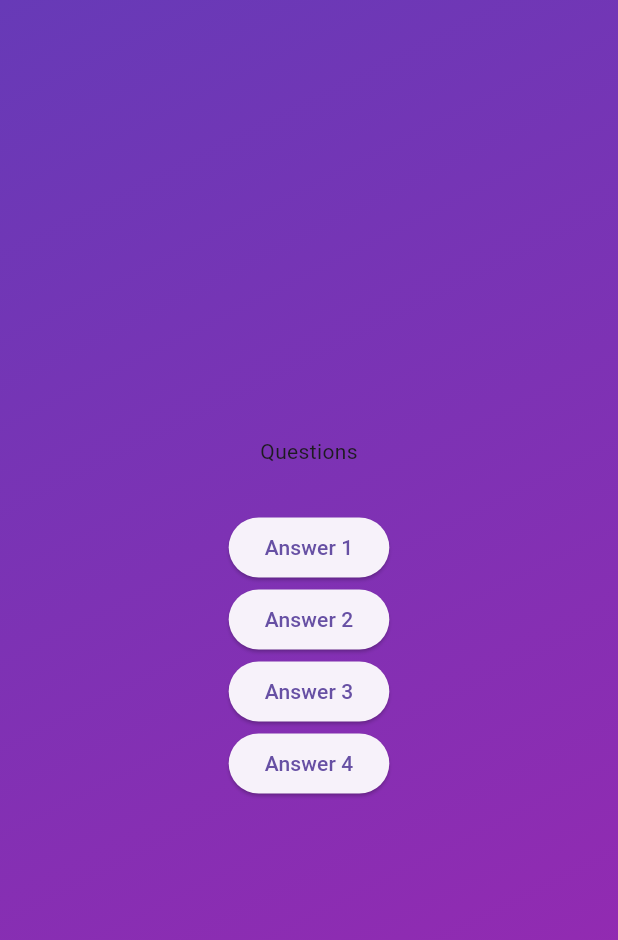
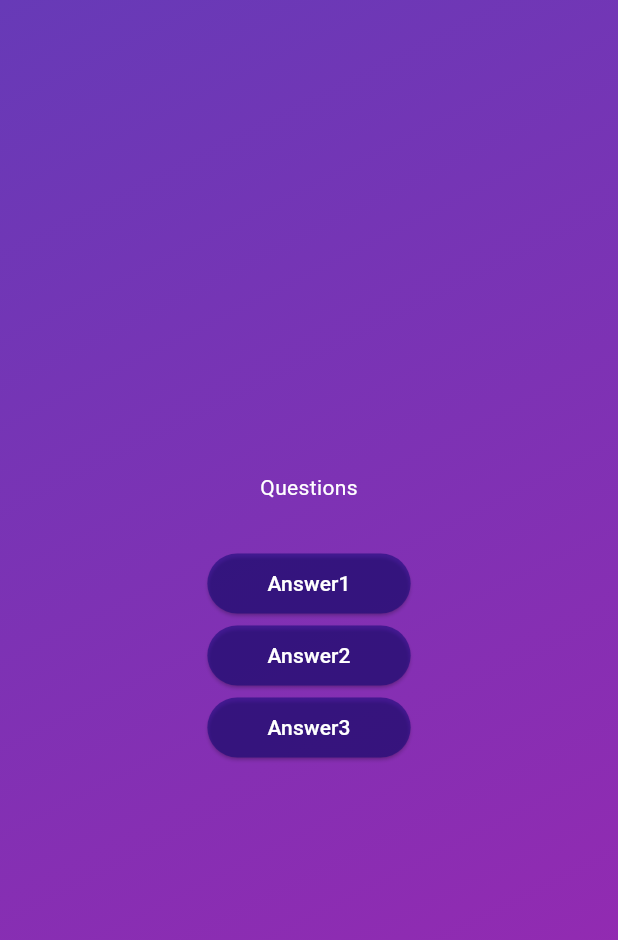
Before and after one commit to Olamigoke10/QuizAppFlutter, a Flutter app: the screen it shows after launch, after a tap on "Start Quiz", on a phone screen of 412 x 824 dp. Shown: the top 940 px of the screen. Run offline on Flutter 3.47's test engine with Material 3 defaults, Android fonts, the phone set to English and light mode, and no system bars.

Commit message:
Making the buttons reusable and custom styleed

```diff
--- /dev/null
+++ b/lib/answer.button.dart
@@ -0,0 +1,21 @@
+import 'package:flutter/material.dart';
+
+class AnswerButton extends StatelessWidget{
+  const AnswerButton(this.answerText, this.onTap, {super.key});
+  final String  answerText;
+  final void Function() onTap;
+  @override
+  Widget build(BuildContext context) {
+    // TODO: implement build
+    return ElevatedButton(
+      onPressed: onTap,
+      style: ElevatedButton.styleFrom(
+        backgroundColor: Color.fromARGB(136, 16, 7, 121),
+        foregroundColor: Colors.white,
+        shape: RoundedRectangleBorder(borderRadius: BorderRadius.circular(50)),
+        padding: const EdgeInsets.symmetric(vertical: 10, horizontal: 40),
+      ),
+      child: Text(answerText)
+      );
+  }
+}
--- a/lib/questions_screen.dart
+++ b/lib/questions_screen.dart
@@ -1,4 +1,5 @@
 import 'package:flutter/material.dart';
+import 'package:quiz_app/answer.button.dart';
 
 class QuestionsScreen extends StatefulWidget{
   const QuestionsScreen({super.key});
@@ -19,24 +20,16 @@ class _QuestionsScreenState extends State<QuestionsScreen>{
       child: Column(
         mainAxisAlignment: MainAxisAlignment.center,
         children: [
-          Text('Questions'),
+          const Text('Questions',
+          style: TextStyle(
+            color: Colors.white,
+          ),
+          ),
           SizedBox(height: 30),
-          ElevatedButton(
-          onPressed: () {},
-           child: Text('Answer 1')
-           ),
-          ElevatedButton(
-          onPressed: () {},
-           child: Text('Answer 2')
-           ),
-          ElevatedButton(
-          onPressed: () {},
-           child: Text('Answer 3')
-           ),
-          ElevatedButton(
-          onPressed: () {},
-           child: Text('Answer 4')
-           ),
+          AnswerButton('Answer1', () { }),
+          AnswerButton('Answer2', () { }),
+          AnswerButton('Answer3', () { }),
+
         ],
       ),
     );
```
